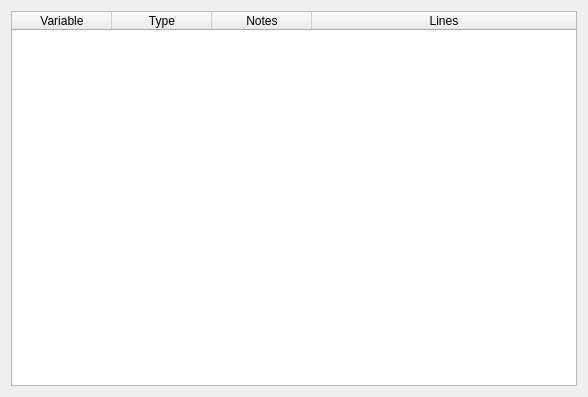
This is src/ui/viewers/applesoftfiledetailviewer.ui in markdavidlong/AppleSAWS as Qt 5 draws it before an edit. The edited form follows.
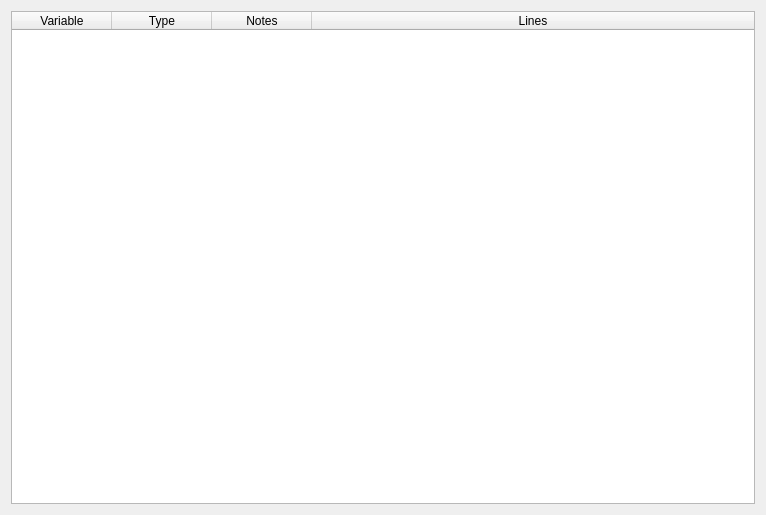
This is the edited form.

What changed in the file:
```diff
--- a/src/ui/viewers/applesoftfiledetailviewer.ui
+++ b/src/ui/viewers/applesoftfiledetailviewer.ui
@@ -6,8 +6,8 @@
    <rect>
     <x>0</x>
     <y>0</y>
-    <width>588</width>
-    <height>397</height>
+    <width>766</width>
+    <height>515</height>
    </rect>
   </property>
   <property name="windowTitle">
```
